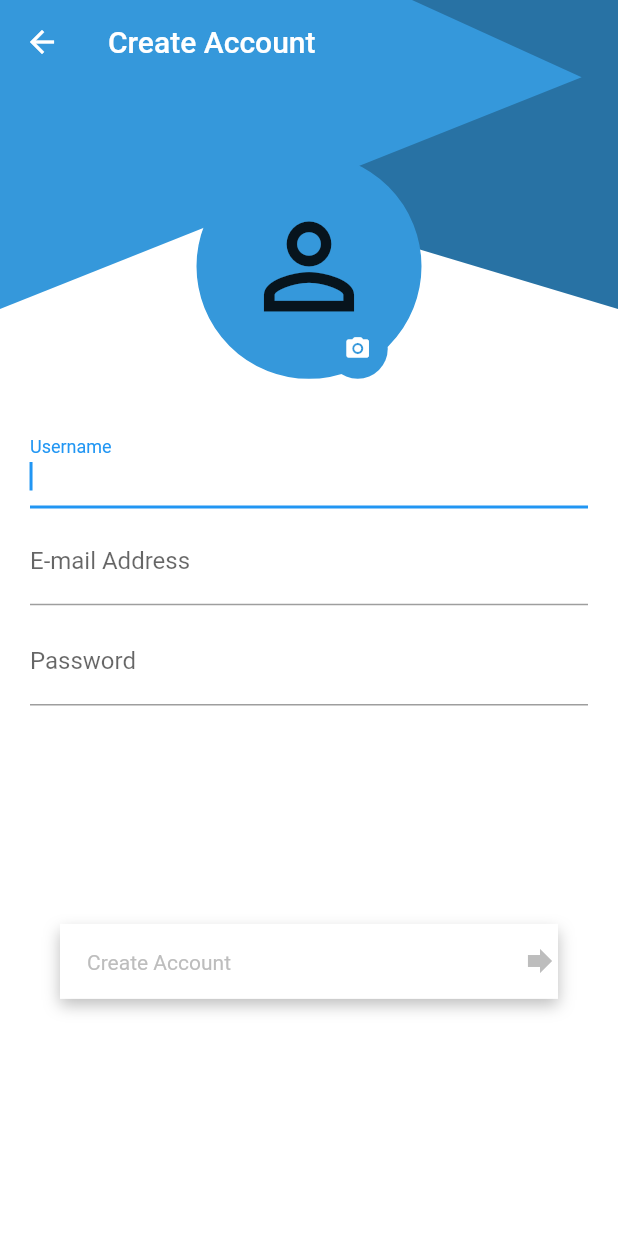
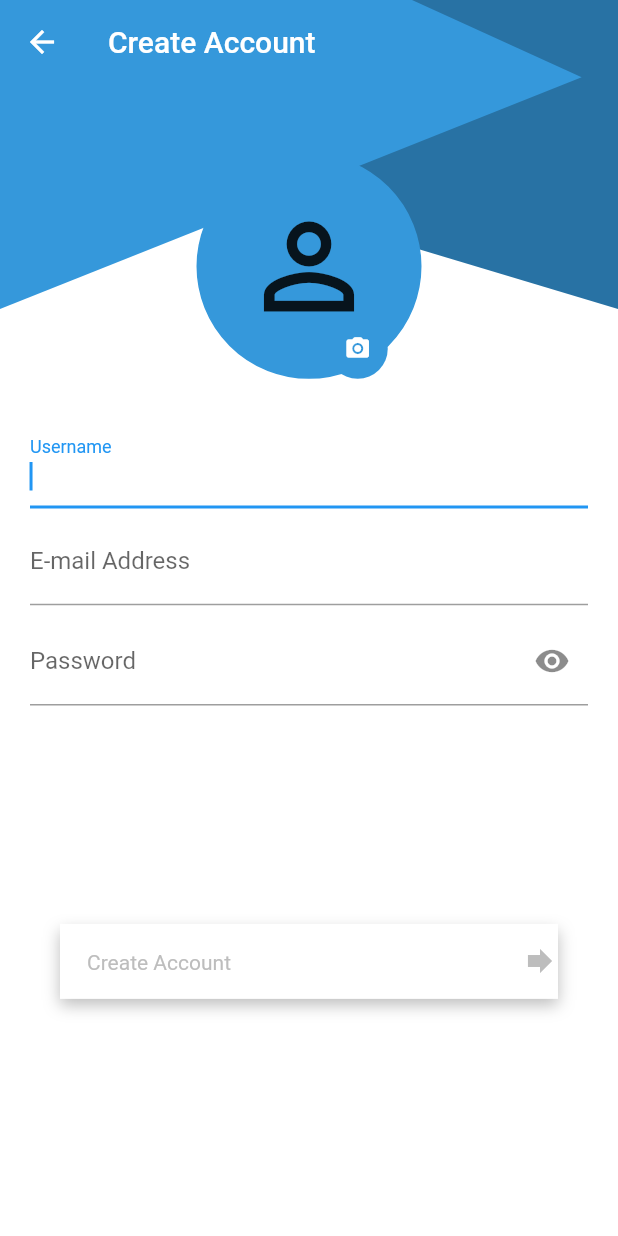
Before and after one commit to franciumm/Chating-App, a Flutter app: the screen it shows after launch, after a tap on "Create My Account", on a phone screen of 412 x 824 dp. Run offline on Flutter 3.47's test engine with Material 2 defaults, Android fonts, the phone set to English and light mode, and no system bars; our stand-ins replace cloud_firestore, firebase_auth, firebase_core, firebase_storage, image_picker; accounts and stored records are empty.

Commit message:
Password Visibilty button

```diff
--- a/lib/screens/Login/LoginScreen.dart
+++ b/lib/screens/Login/LoginScreen.dart
@@ -19,6 +19,8 @@ class _LoginScreenState extends State<LoginScreen>
     with SingleTickerProviderStateMixin
     implements Connector {
   GlobalKey<FormState> formKey = GlobalKey();
+  bool passvision = true;
+  var passIcon2 = const Icon(Icons.remove_red_eye);
 
   var LoginAccount;
   late Animation<double> animation;
@@ -116,11 +118,29 @@ class _LoginScreenState extends State<LoginScreen>
                           Pass = e;
                         },
                         controller: PassController,
-                        obscureText: false,
                         keyboardType: TextInputType.visiblePassword,
                         autofocus: true,
-                        decoration:
-                            const InputDecoration(label: Text('Password')),
+                        obscureText: passvision,
+                        decoration: InputDecoration(
+                            suffixIcon: IconButton(
+                              onPressed: () {
+                                setState(() {
+                                  passvision = !passvision;
+                                  if (passvision == true) {
+                                    passIcon2 =
+                                        const Icon(Icons.remove_red_eye);
+                                  } else if (passvision == false) {
+                                    passIcon2 = const Icon(
+                                        Icons.remove_red_eye_outlined);
+                                  }
+                                });
+                              },
+                              icon: passIcon2,
+                              splashColor: Colors.grey[200],
+                              splashRadius: 20,
+                              highlightColor: Colors.black87,
+                            ),
+                            label: Text('Password')),
                       ),
                       SizedBox(
                         height: 1 /
--- a/lib/screens/create_account/create_account.dart
+++ b/lib/screens/create_account/create_account.dart
@@ -19,6 +19,8 @@ class CreateAccountScreen extends StatefulWidget {
 class _CreateAccountScreenState extends State<CreateAccountScreen>
     with SingleTickerProviderStateMixin
     implements Connector {
+  bool passvision = true;
+  var passIcon2 = const Icon(Icons.remove_red_eye);
   late Animation<double> animation;
   late AnimationController controller;
   var Createaccount;
@@ -193,7 +195,6 @@ class _CreateAccountScreenState extends State<CreateAccountScreen>
                             Pass = e;
                           },
                           controller: PassController,
-                          obscureText: false,
                           validator: (text) {
                             if (text!.trim() == '') {
                               return 'Please Enter Password ';
@@ -202,8 +203,27 @@ class _CreateAccountScreenState extends State<CreateAccountScreen>
                           },
                           keyboardType: TextInputType.visiblePassword,
                           autofocus: true,
-                          decoration:
-                              const InputDecoration(label: Text('Password')),
+                          obscureText: passvision,
+                          decoration: InputDecoration(
+                              suffixIcon: IconButton(
+                                onPressed: () {
+                                  setState(() {
+                                    passvision = !passvision;
+                                    if (passvision == true) {
+                                      passIcon2 =
+                                          const Icon(Icons.remove_red_eye);
+                                    } else if (passvision == false) {
+                                      passIcon2 = const Icon(
+                                          Icons.remove_red_eye_outlined);
+                                    }
+                                  });
+                                },
+                                icon: passIcon2,
+                                splashColor: Colors.grey[200],
+                                splashRadius: 20,
+                                highlightColor: Colors.black87,
+                              ),
+                              label: Text('Password')),
                         ),
                         SizedBox(
                           height: 1 /
```
